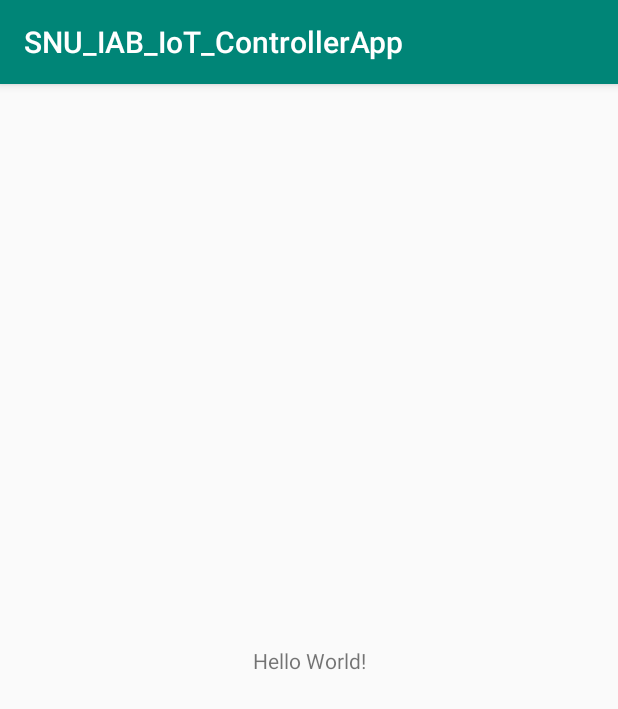
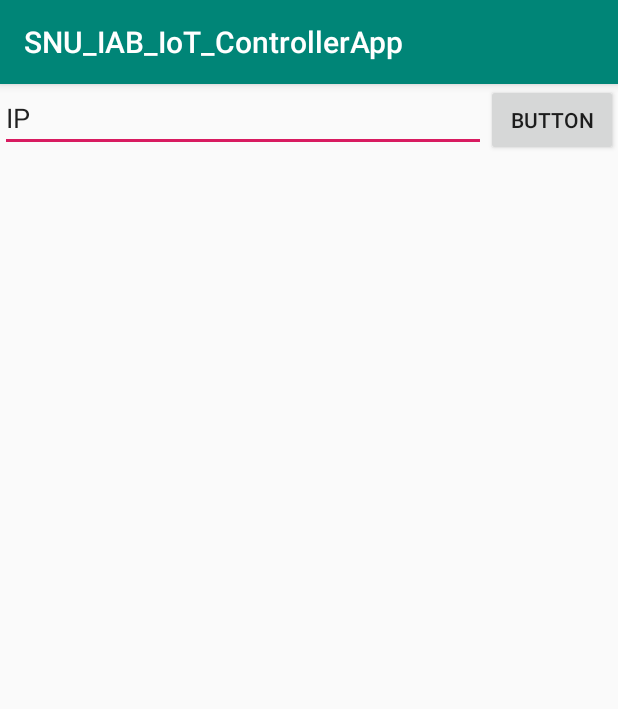
Before and after one commit to yhs0602/SNU_IAB_IOT_Midterm_DiscoveryRobot, an Android app: the screen it shows after launch (MainActivity), on a phone screen of 412 x 824 dp. Shown: the top 709 px of the screen. Run offline under Robolectric (Android 15) with nearby library versions, the phone set to English and light mode, and no system bars; libraries missing offline, so code that uses them is left out: tech.gusavila92.websocketclient.

Commit message:
Added UI components

```diff
--- a/AndroidApp/app/build.gradle
+++ b/AndroidApp/app/build.gradle
@@ -20,6 +20,7 @@ android {
 
 dependencies {
     implementation fileTree(dir: 'libs', include: ['*.jar'])
+    implementation 'tech.gusavila92:java-android-websocket-client:1.2.2'
     implementation 'androidx.appcompat:appcompat:1.0.2'
     implementation 'androidx.constraintlayout:constraintlayout:1.1.3'
     testImplementation 'junit:junit:4.12'
--- a/AndroidApp/app/src/main/java/com/kyhsgeekcode/snu_iab_iot_controllerapp/MainActivity.java
+++ b/AndroidApp/app/src/main/java/com/kyhsgeekcode/snu_iab_iot_controllerapp/MainActivity.java
@@ -3,6 +3,11 @@ package com.kyhsgeekcode.snu_iab_iot_controllerapp;
 import androidx.appcompat.app.AppCompatActivity;
 
 import android.os.Bundle;
+
+import java.net.URI;
+import java.net.URISyntaxException;
+
+import tech.gusavila92.websocketclient.WebSocketClient;
 
 public class MainActivity extends AppCompatActivity {
 
@@ -11,4 +16,60 @@ public class MainActivity extends AppCompatActivity {
         super.onCreate(savedInstanceState);
         setContentView(R.layout.activity_main);
     }
+    private WebSocketClient webSocketClient;
+
+    private void createWebSocketClient() {
+        URI uri;
+        try {
+            uri = new URI("ws://192.168.4.1:81/test");
+        }
+        catch (URISyntaxException e) {
+            e.printStackTrace();
+            return;
+        }
+
+        webSocketClient = new WebSocketClient(uri) {
+            @Override
+            public void onOpen() {
+                System.out.println("onOpen");
+                webSocketClient.send("Hello, World!");
+            }
+
+            @Override
+            public void onTextReceived(String message) {
+                System.out.println("onTextReceived");
+            }
+
+            @Override
+            public void onBinaryReceived(byte[] data) {
+                System.out.println("onBinaryReceived");
+            }
+
+            @Override
+            public void onPingReceived(byte[] data) {
+                System.out.println("onPingReceived");
+            }
+
+            @Override
+            public void onPongReceived(byte[] data) {
+                System.out.println("onPongReceived");
+            }
+
+            @Override
+            public void onException(Exception e) {
+                System.out.println(e.getMessage());
+            }
+
+            @Override
+            public void onCloseReceived() {
+                System.out.println("onCloseReceived");
+            }
+        };
+
+        webSocketClient.setConnectTimeout(10000);
+        webSocketClient.setReadTimeout(60000);
+        webSocketClient.addHeader("arduino", "http://developer.example.com");
+        webSocketClient.enableAutomaticReconnection(5000);
+        webSocketClient.connect();
+    }
 }
--- a/AndroidApp/app/src/main/res/layout/activity_main.xml
+++ b/AndroidApp/app/src/main/res/layout/activity_main.xml
@@ -6,13 +6,23 @@
     android:layout_height="match_parent"
     tools:context=".MainActivity">
 
-    <TextView
+    <EditText
+        android:id="@+id/editTextIP"
+        android:layout_width="0dp"
+        android:layout_height="wrap_content"
+        android:ems="10"
+        android:inputType="textPersonName"
+        android:text="IP"
+        app:layout_constraintEnd_toStartOf="@id/button"
+        app:layout_constraintStart_toStartOf="parent"
+        app:layout_constraintTop_toTopOf="parent" />
+
+    <Button
+        android:id="@+id/button"
         android:layout_width="wrap_content"
         android:layout_height="wrap_content"
-        android:text="Hello World!"
-        app:layout_constraintBottom_toBottomOf="parent"
-        app:layout_constraintLeft_toLeftOf="parent"
-        app:layout_constraintRight_toRightOf="parent"
+        android:text="Button"
+        app:layout_constraintEnd_toEndOf="parent"
+        app:layout_constraintStart_toEndOf="@id/editTextIP"
         app:layout_constraintTop_toTopOf="parent" />
-
 </androidx.constraintlayout.widget.ConstraintLayout>
--- a/AndroidApp/build.gradle
+++ b/AndroidApp/build.gradle
@@ -7,7 +7,7 @@ buildscript {
 
     }
     dependencies {
-        classpath 'com.android.tools.build:gradle:3.5.0'
+        classpath 'com.android.tools.build:gradle:3.5.1'
 
         // NOTE: Do not place your application dependencies here; they belong
         // in the individual module build.gradle files
```
Also changed, not shown: AndroidApp/app/src/main/java/com/kyhsgeekcode/snu_iab_iot_controllerapp/WebsocketStreamVideoView.java (added, +189 -0 lines), AndroidApp/app/src/main/res/layout/sample_websocket_stream_video_view.xml (added, +17 -0 lines), AndroidApp/app/src/main/res/values/attrs_websocket_stream_video_view.xml (added, +8 -0 lines).
